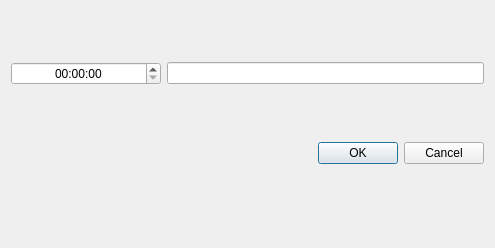
Old version of the form edit.ui in the repository Nich0l3/PriorMe.
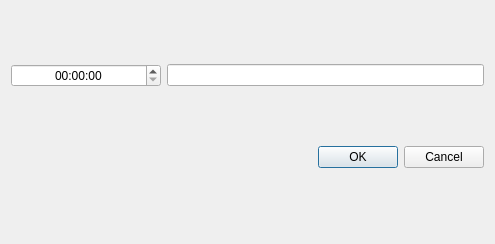
New version of the form.

```diff
--- a/edit.ui
+++ b/edit.ui
@@ -7,7 +7,7 @@
     <x>0</x>
     <y>0</y>
     <width>495</width>
-    <height>248</height>
+    <height>244</height>
    </rect>
   </property>
   <property name="focusPolicy">
@@ -69,12 +69,15 @@
    <item>
     <spacer name="horizontalSpacer">
      <property name="orientation">
-      <enum>Qt::Orientation::Horizontal</enum>
+      <enum>Qt::Orientation::Vertical</enum>
+     </property>
+     <property name="sizeType">
+      <enum>QSizePolicy::Policy::Minimum</enum>
      </property>
      <property name="sizeHint" stdset="0">
       <size>
-       <width>40</width>
-       <height>20</height>
+       <width>10</width>
+       <height>10</height>
       </size>
      </property>
     </spacer>
```
Left out of the diff: 2 changed lines with no effect on the pictures.
